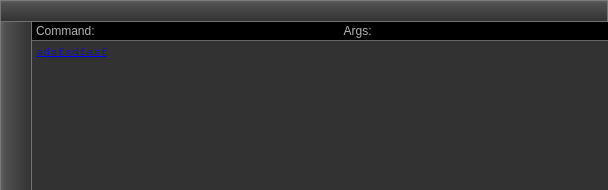
rkyleg/scope, file plugins/output/outputText.ui: the form before one commit.
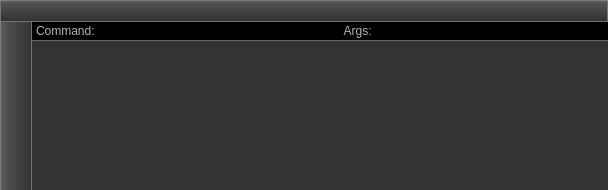
The form after the commit. Icons and pictures are not drawn.

The edit to the form file:
```diff
--- a/plugins/output/outputText.ui
+++ b/plugins/output/outputText.ui
@@ -308,7 +308,7 @@
 &lt;html&gt;&lt;head&gt;&lt;meta name=&quot;qrichtext&quot; content=&quot;1&quot; /&gt;&lt;style type=&quot;text/css&quot;&gt;
 p, li { white-space: pre-wrap; }
 &lt;/style&gt;&lt;/head&gt;&lt;body style=&quot; font-family:'FreeMono'; font-size:9pt; font-weight:400; font-style:normal;&quot;&gt;
-&lt;p style=&quot; margin-top:0px; margin-bottom:0px; margin-left:0px; margin-right:0px; -qt-block-indent:0; text-indent:0px;&quot;&gt;&lt;a href=&quot;asdfasdf&quot;&gt;&lt;span style=&quot; text-decoration: underline; color:#0000ff;&quot;&gt;adsfsdfasf&lt;/span&gt;&lt;/a&gt;&lt;/p&gt;&lt;/body&gt;&lt;/html&gt;</string>
+&lt;p style=&quot;-qt-paragraph-type:empty; margin-top:0px; margin-bottom:0px; margin-left:0px; margin-right:0px; -qt-block-indent:0; text-indent:0px;&quot;&gt;&lt;br /&gt;&lt;/p&gt;&lt;/body&gt;&lt;/html&gt;</string>
      </property>
     </widget>
    </item>
```
